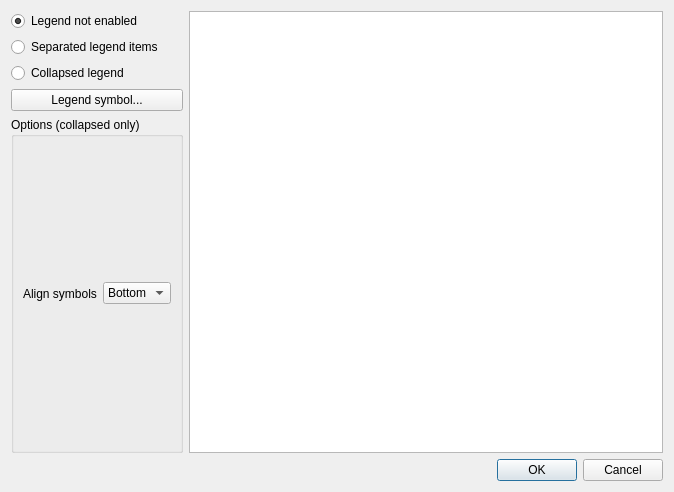
Qt form src/ui/qgsdatadefinedsizelegenddialog.ui (qgis/QGIS) before a commit.
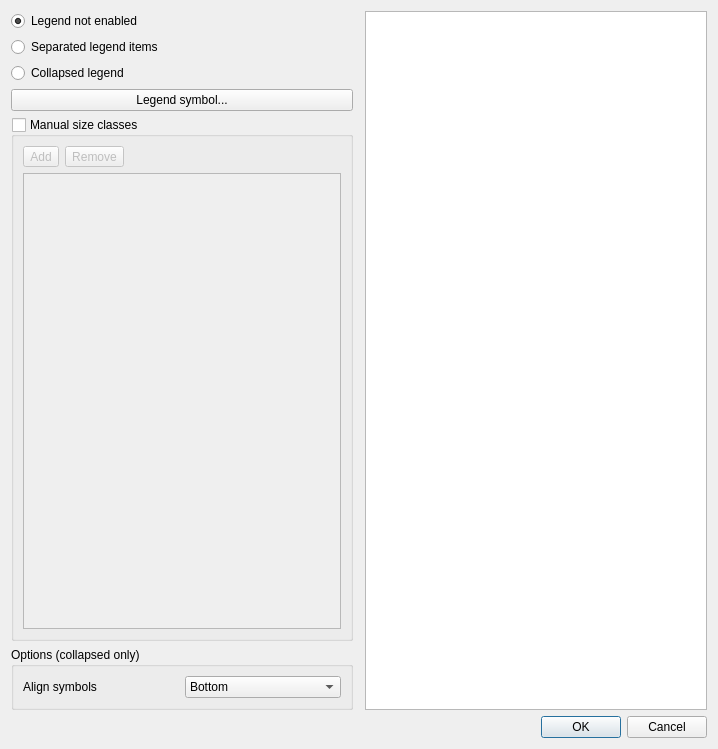
The same form after that commit.

Commit message: Manual configuration of classes in legend with data-defined sizes

```diff
--- a/src/ui/qgsdatadefinedsizelegenddialog.ui
+++ b/src/ui/qgsdatadefinedsizelegenddialog.ui
@@ -6,8 +6,8 @@
    <rect>
     <x>0</x>
     <y>0</y>
-    <width>674</width>
-    <height>492</height>
+    <width>718</width>
+    <height>749</height>
    </rect>
   </property>
   <property name="windowTitle">
@@ -47,6 +47,59 @@
        </property>
       </widget>
      </item>
+     <item>
+      <widget class="QGroupBox" name="groupManualSizeClasses">
+       <property name="title">
+        <string>Manual size classes</string>
+       </property>
+       <property name="checkable">
+        <bool>true</bool>
+       </property>
+       <property name="checked">
+        <bool>false</bool>
+       </property>
+       <layout class="QVBoxLayout" name="verticalLayout_2">
+        <item>
+         <layout class="QHBoxLayout" name="horizontalLayout_2">
+          <item>
+           <widget class="QToolButton" name="btnAddClass">
+            <property name="text">
+             <string>Add</string>
+            </property>
+           </widget>
+          </item>
+          <item>
+           <widget class="QToolButton" name="btnRemoveClass">
+            <property name="text">
+             <string>Remove</string>
+            </property>
+           </widget>
+          </item>
+          <item>
+           <spacer name="horizontalSpacer">
+            <property name="orientation">
+             <enum>Qt::Horizontal</enum>
+            </property>
+            <property name="sizeHint" stdset="0">
+             <size>
+              <width>40</width>
+              <height>20</height>
+             </size>
+            </property>
+           </spacer>
+          </item>
+         </layout>
+        </item>
+        <item>
+         <widget class="QTreeView" name="viewSizeClasses">
+          <property name="rootIsDecorated">
+           <bool>false</bool>
+          </property>
+         </widget>
+        </item>
+       </layout>
+      </widget>
+     </item>
      <item>
       <widget class="QGroupBox" name="groupBox">
        <property name="title">
@@ -79,14 +132,14 @@
      </item>
     </layout>
    </item>
-   <item row="0" column="1">
+   <item row="0" column="2">
     <widget class="QTreeView" name="viewLayerTree">
      <property name="headerHidden">
       <bool>true</bool>
      </property>
     </widget>
    </item>
-   <item row="1" column="0" colspan="2">
+   <item row="1" column="0" colspan="3">
     <widget class="QDialogButtonBox" name="buttonBox">
      <property name="orientation">
       <enum>Qt::Horizontal</enum>
```
Left out of the diff: 5 changed lines with no effect on the pictures. The commit also changes 5 other files.
